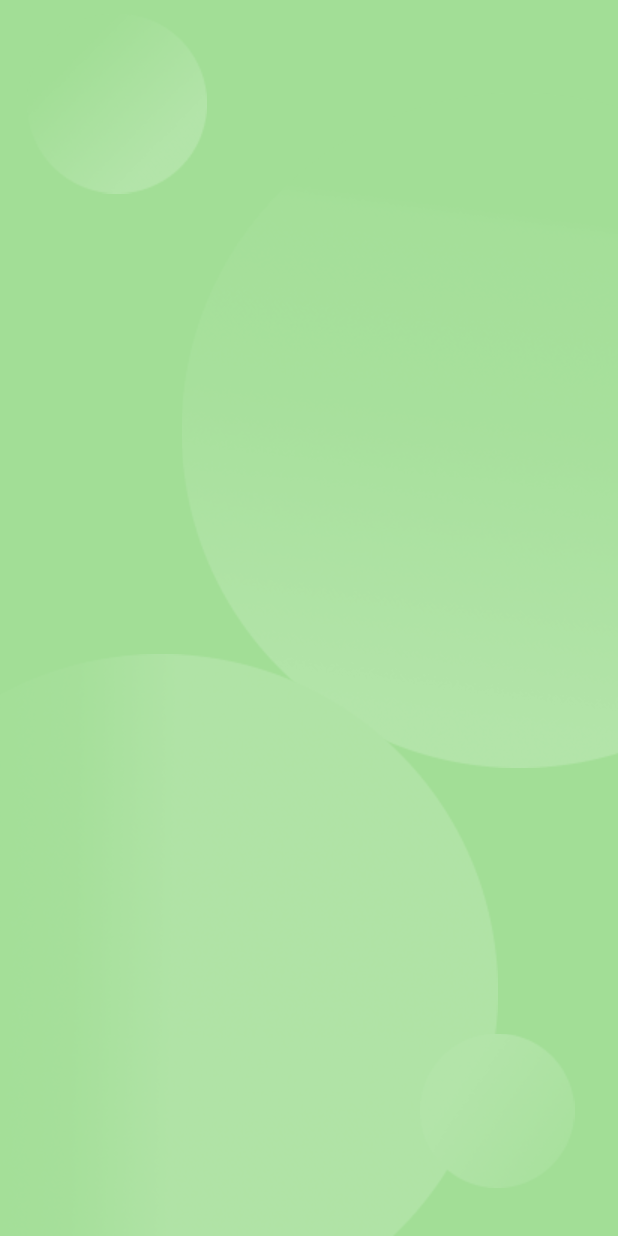
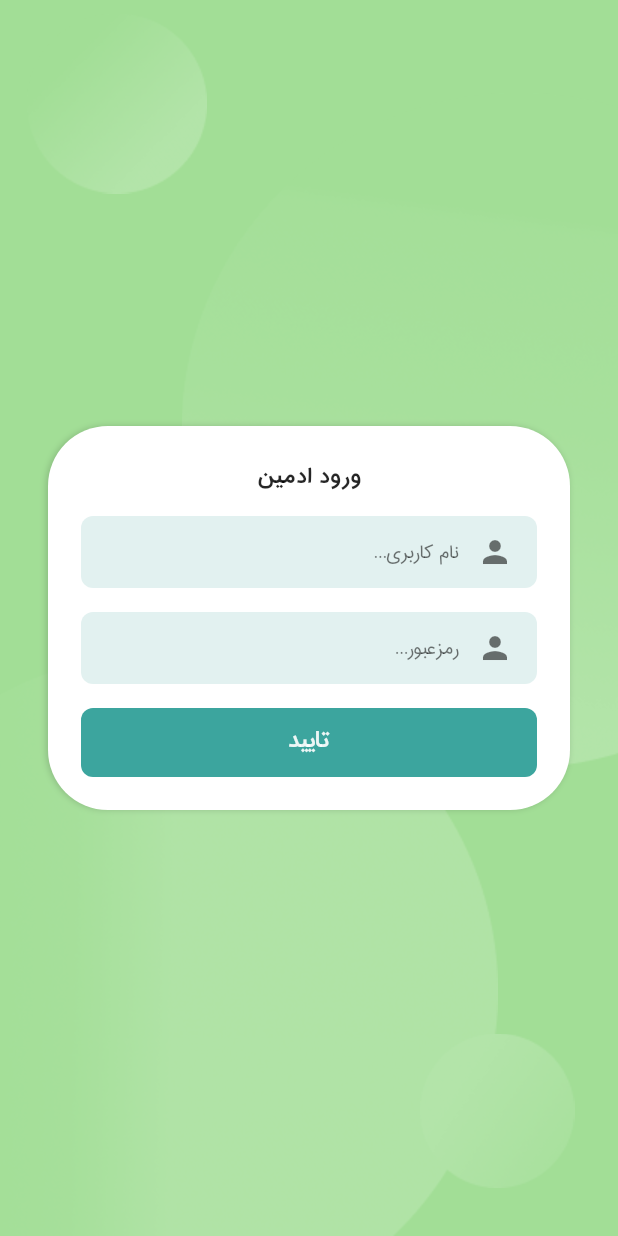
Before and after one commit to yazdanMhmmdi/book_shop_admin_panel, a Flutter app: the screen it shows after launch, on a phone screen of 412 x 824 dp. Run offline on Flutter 3.47's test engine with Material 2 defaults, Android fonts, the phone set to English and light mode, and no system bars; our stand-ins replace bloc, carousel_slider, equatable, flutter_bloc, flutter_rating_bar; missing offline and left inert: dart:ffi, filepicker_windows; accounts and stored records are empty.

Commit message:
create login screen ui

```diff
--- a/lib/constants/i_colors.dart
+++ b/lib/constants/i_colors.dart
@@ -8,6 +8,8 @@ class IColors {
   static final Color lowBoldGreen = Color(0xffE2F1F0);
   static final Color black85 = Color(0xff000000).withOpacity(0.85);
   static final Color black35 = Color(0xff000000).withOpacity(0.35);
+
+  static final Color black55 = Color(0xff000000).withOpacity(0.55);
   static final Color black25 = Color(0xff000000).withOpacity(0.25);
   static final Color black15 = Color(0xff000000).withOpacity(0.15);
   static final Color white90 = Color(0xffFFFFFF).withOpacity(0.90);
--- a/lib/presentation/screen/login_screen.dart
+++ b/lib/presentation/screen/login_screen.dart
@@ -1,6 +1,7 @@
 import 'package:book_shop_admin_panel/constants/assets.dart';
 import 'package:book_shop_admin_panel/constants/i_colors.dart';
 import 'package:book_shop_admin_panel/presentation/widget/background_shapes.dart';
+import 'package:book_shop_admin_panel/presentation/widget/login_text_field.dart';
 import 'package:flutter/material.dart';
 
 class LoginScreen extends StatefulWidget {
@@ -16,6 +17,69 @@ class _LoginScreenState extends State<LoginScreen> {
       body: Stack(
         children: [
           BackgroundShapes(),
+          Center(
+            child: Container(
+              width: 348,
+              height: 256,
+              decoration: BoxDecoration(
+                  borderRadius: BorderRadius.circular(40),
+                  color: Colors.white,
+                  boxShadow: [
+                    BoxShadow(
+                      offset: Offset(-1, 0),
+                      blurRadius: 3,
+                      color: IColors.black15,
+                    )
+                  ]),
+              child: Padding(
+                padding: const EdgeInsets.symmetric(horizontal: 22),
+                child: Column(
+                  children: [
+                    SizedBox(
+                      height: 26,
+                    ),
+                    Text(
+                      "ورود ادمین",
+                      style: TextStyle(
+                          fontFamily: "IranSans",
+                          fontSize: 18,
+                          color: IColors.black85,
+                          fontWeight: FontWeight.bold),
+                    ),
+                    SizedBox(
+                      height: 16,
+                    ),
+                    LoginTextField(hintText: "نام کاربری..."),
+                    SizedBox(
+                      height: 16,
+                    ),
+                    LoginTextField(hintText: "رمزعبور..."),
+                    SizedBox(
+                      height: 16,
+                    ),
+                    Container(
+                      height: 46,
+                      width: MediaQuery.of(context).size.width,
+                      decoration: BoxDecoration(
+                        borderRadius: BorderRadius.circular(8),
+                        color: IColors.boldGreen,
+                      ),
+                      child: Center(
+                        child: Text(
+                          "تایید",
+                          style: TextStyle(
+                              fontFamily: "IranSans",
+                              fontSize: 18,
+                              fontWeight: FontWeight.bold,
+                              color: IColors.white90),
+                        ),
+                      ),
+                    )
+                  ],
+                ),
+              ),
+            ),
+          )
         ],
       ),
     );
--- /dev/null
+++ b/lib/presentation/widget/login_text_field.dart
@@ -0,0 +1,49 @@
+import 'package:book_shop_admin_panel/constants/i_colors.dart';
+import 'package:flutter/material.dart';
+
+class LoginTextField extends StatefulWidget {
+  TextEditingController textEditingController;
+  String hintText;
+  LoginTextField({this.hintText, this.textEditingController});
+  @override
+  _LoginTextFieldState createState() => _LoginTextFieldState();
+}
+
+class _LoginTextFieldState extends State<LoginTextField> {
+  @override
+  Widget build(BuildContext context) {
+    return Container(
+      child: Row(
+        mainAxisAlignment: MainAxisAlignment.end,
+        children: [
+          Expanded(
+            child: Directionality(
+              textDirection: TextDirection.rtl,
+              child: TextField(
+                controller: widget.textEditingController,
+                decoration: InputDecoration(
+                  fillColor: IColors.green,
+                  border: InputBorder.none,
+                  hintText: "${widget.hintText}",
+                  hintStyle: TextStyle(
+                      fontFamily: "IranSans",
+                      fontSize: 16,
+                      color: IColors.black55),
+                ),
+              ),
+            ),
+          ),
+          IconButton(
+              icon: Icon(Icons.person, color: IColors.black55),
+              onPressed: () {}),
+          SizedBox(
+            width: 4,
+          ),
+        ],
+      ),
+      decoration: BoxDecoration(
+          color: IColors.lowBoldGreen,
+          borderRadius: BorderRadius.circular(8)),
+    );
+  }
+}
```
